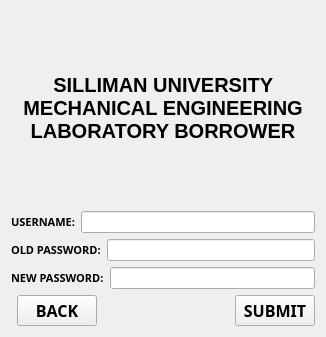
First picture: the form in changepass.ui, repository markytools/sume-borrower-app, before the edit.
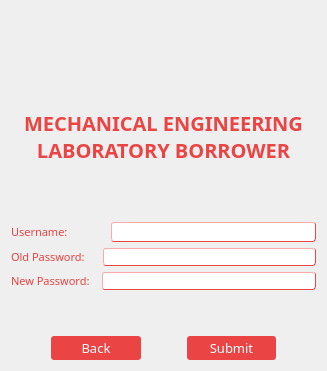
Second picture: the form after the edit. Icons and pictures are not drawn.

```diff
--- a/changepass.ui
+++ b/changepass.ui
@@ -6,47 +6,81 @@
    <rect>
     <x>0</x>
     <y>0</y>
-    <width>326</width>
-    <height>337</height>
+    <width>327</width>
+    <height>371</height>
    </rect>
   </property>
   <property name="minimumSize">
    <size>
-    <width>326</width>
-    <height>337</height>
+    <width>327</width>
+    <height>371</height>
    </size>
   </property>
   <property name="maximumSize">
    <size>
-    <width>326</width>
-    <height>337</height>
+    <width>327</width>
+    <height>371</height>
    </size>
   </property>
   <property name="windowTitle">
    <string>Form</string>
   </property>
+  <property name="autoFillBackground">
+   <bool>false</bool>
+  </property>
   <layout class="QGridLayout" name="gridLayout">
-   <item row="1" column="0" colspan="4">
+   <item row="3" column="0" colspan="4">
     <layout class="QVBoxLayout" name="verticalLayout">
      <item>
       <layout class="QHBoxLayout" name="horizontalLayout">
        <item>
         <widget class="QLabel" name="label_10">
+         <property name="sizePolicy">
+          <sizepolicy hsizetype="Fixed" vsizetype="Preferred">
+           <horstretch>50</horstretch>
+           <verstretch>0</verstretch>
+          </sizepolicy>
+         </property>
          <property name="font">
           <font>
-           <family>Segoe UI Black</family>
+           <family>Adobe Gothic Std B</family>
            <pointsize>8</pointsize>
-           <weight>75</weight>
-           <bold>true</bold>
+           <weight>50</weight>
+           <bold>false</bold>
           </font>
          </property>
+         <property name="styleSheet">
+          <string notr="true">#label_10{
+background-color:transparent;
+color: #eb4444;
+background:none;
+border:none;
+}</string>
+         </property>
          <property name="text">
-          <string>USERNAME:</string>
+          <string>Username:             </string>
          </property>
         </widget>
        </item>
        <item>
-        <widget class="QLineEdit" name="user_input"/>
+        <widget class="QLineEdit" name="user_input">
+         <property name="font">
+          <font>
+           <family>Adobe Gothic Std B</family>
+           <pointsize>8</pointsize>
+          </font>
+         </property>
+         <property name="styleSheet">
+          <string notr="true">#user_input{
+background-color:white;
+color: #eb4444;
+border-style: outset;
+border-width: 1px;
+border-color: #eb4444;
+border-radius: 3px;
+}</string>
+         </property>
+        </widget>
        </item>
       </layout>
      </item>
@@ -54,21 +88,51 @@
       <layout class="QHBoxLayout" name="horizontalLayout_2">
        <item>
         <widget class="QLabel" name="label_11">
+         <property name="sizePolicy">
+          <sizepolicy hsizetype="Fixed" vsizetype="Preferred">
+           <horstretch>50</horstretch>
+           <verstretch>0</verstretch>
+          </sizepolicy>
+         </property>
          <property name="font">
           <font>
-           <family>Segoe UI Black</family>
+           <family>Adobe Gothic Std B</family>
            <pointsize>8</pointsize>
-           <weight>75</weight>
-           <bold>true</bold>
+           <weight>50</weight>
+           <bold>false</bold>
           </font>
          </property>
+         <property name="styleSheet">
+          <string notr="true">#label_11{
+background-color:transparent;
+color: #eb4444;
+background:none;
+border:none;
+}</string>
+         </property>
          <property name="text">
-          <string>OLD PASSWORD:</string>
+          <string>Old Password:    </string>
          </property>
         </widget>
        </item>
        <item>
         <widget class="QLineEdit" name="old_password">
+         <property name="font">
+          <font>
+           <family>Adobe Gothic Std B</family>
+           <pointsize>5</pointsize>
+          </font>
+         </property>
+         <property name="styleSheet">
+          <string notr="true">#old_password{
+background-color:white;
+color: #eb4444;
+border-style: outset;
+border-width: 1px;
+border-color: #eb4444;
+border-radius: 3px;
+}</string>
+         </property>
          <property name="echoMode">
           <enum>QLineEdit::Password</enum>
          </property>
@@ -80,21 +144,54 @@
       <layout class="QHBoxLayout" name="horizontalLayout_3">
        <item>
         <widget class="QLabel" name="label_12">
+         <property name="enabled">
+          <bool>true</bool>
+         </property>
+         <property name="sizePolicy">
+          <sizepolicy hsizetype="Fixed" vsizetype="Preferred">
+           <horstretch>50</horstretch>
+           <verstretch>0</verstretch>
+          </sizepolicy>
+         </property>
          <property name="font">
           <font>
-           <family>Segoe UI Black</family>
+           <family>Adobe Gothic Std B</family>
            <pointsize>8</pointsize>
-           <weight>75</weight>
-           <bold>true</bold>
+           <weight>50</weight>
+           <bold>false</bold>
           </font>
          </property>
+         <property name="styleSheet">
+          <string notr="true">#label_12{
+background-color:transparent;
+color: #eb4444;
+background:none;
+border:none;
+}</string>
+         </property>
          <property name="text">
-          <string>NEW PASSWORD:</string>
+          <string>New Password:  </string>
          </property>
         </widget>
        </item>
        <item>
         <widget class="QLineEdit" name="new_password">
+         <property name="font">
+          <font>
+           <family>Adobe Gothic Std B</family>
+           <pointsize>5</pointsize>
+          </font>
+         </property>
+         <property name="styleSheet">
+          <string notr="true">#new_password{
+background-color:white;
+color: #eb4444;
+border-style: outset;
+border-width: 1px;
+border-color: #eb4444;
+border-radius: 3px;
+}</string>
+         </property>
          <property name="echoMode">
           <enum>QLineEdit::Password</enum>
          </property>
@@ -104,60 +201,26 @@
      </item>
     </layout>
    </item>
-   <item row="2" column="3">
-    <widget class="QPushButton" name="submit">
-     <property name="font">
-      <font>
-       <family>Segoe UI Black</family>
-       <pointsize>12</pointsize>
-       <weight>75</weight>
-       <bold>true</bold>
-      </font>
-     </property>
-     <property name="text">
-      <string>SUBMIT</string>
-     </property>
-    </widget>
-   </item>
-   <item row="2" column="2">
-    <spacer name="horizontalSpacer_2">
-     <property name="orientation">
-      <enum>Qt::Horizontal</enum>
-     </property>
-     <property name="sizeHint" stdset="0">
-      <size>
-       <width>40</width>
-       <height>20</height>
-      </size>
-     </property>
-    </spacer>
-   </item>
-   <item row="2" column="1">
-    <widget class="QPushButton" name="back">
-     <property name="font">
-      <font>
-       <family>Segoe UI Black</family>
-       <pointsize>12</pointsize>
-       <weight>75</weight>
-       <bold>true</bold>
-      </font>
-     </property>
-     <property name="text">
-      <string>BACK</string>
-     </property>
-    </widget>
-   </item>
-   <item row="0" column="0" colspan="4">
+   <item row="1" column="0" colspan="4">
     <widget class="QLabel" name="label">
      <property name="font">
       <font>
+       <family>Adobe Gothic Std B</family>
        <pointsize>15</pointsize>
        <weight>75</weight>
        <bold>true</bold>
       </font>
      </property>
+     <property name="styleSheet">
+      <string notr="true">#label{
+background-color:transparent;
+color: #eb4444;
+background:none;
+border:none;
+}</string>
+     </property>
      <property name="text">
-      <string>SILLIMAN UNIVERSITY MECHANICAL ENGINEERING LABORATORY BORROWER</string>
+      <string>MECHANICAL ENGINEERING LABORATORY BORROWER</string>
      </property>
      <property name="alignment">
       <set>Qt::AlignCenter</set>
@@ -167,6 +230,195 @@
      </property>
     </widget>
    </item>
+   <item row="5" column="0" colspan="4">
+    <layout class="QHBoxLayout" name="horizontalLayout_5">
+     <item>
+      <spacer name="horizontalSpacer">
+       <property name="orientation">
+        <enum>Qt::Horizontal</enum>
+       </property>
+       <property name="sizeType">
+        <enum>QSizePolicy::Fixed</enum>
+       </property>
+       <property name="sizeHint" stdset="0">
+        <size>
+         <width>40</width>
+         <height>20</height>
+        </size>
+       </property>
+      </spacer>
+     </item>
+     <item>
+      <widget class="QPushButton" name="back">
+       <property name="font">
+        <font>
+         <family>Adobe Gothic Std B</family>
+         <pointsize>10</pointsize>
+         <weight>50</weight>
+         <bold>false</bold>
+        </font>
+       </property>
+       <property name="styleSheet">
+        <string notr="true">#back{
+background-color: #eb4444;
+color: white;
+border-style: outset;
+border-radius: 3px;
+padding: 3px;
+}</string>
+       </property>
+       <property name="text">
+        <string>Back</string>
+       </property>
+      </widget>
+     </item>
+     <item>
+      <spacer name="horizontalSpacer_2">
+       <property name="orientation">
+        <enum>Qt::Horizontal</enum>
+       </property>
+       <property name="sizeType">
+        <enum>QSizePolicy::Fixed</enum>
+       </property>
+       <property name="sizeHint" stdset="0">
+        <size>
+         <width>40</width>
+         <height>20</height>
+        </size>
+       </property>
+      </spacer>
+     </item>
+     <item>
+      <widget class="QPushButton" name="submit">
+       <property name="font">
+        <font>
+         <family>Adobe Gothic Std B</family>
+         <pointsize>10</pointsize>
+         <weight>50</weight>
+         <bold>false</bold>
+        </font>
+       </property>
+       <property name="styleSheet">
+        <string notr="true">#submit{
+background-color: #eb4444;
+color: white;
+border-style: outset;
+border-radius: 3px;
+padding: 3px;
+}</string>
+       </property>
+       <property name="text">
+        <string>Submit</string>
+       </property>
+      </widget>
+     </item>
+     <item>
+      <spacer name="horizontalSpacer_3">
+       <property name="orientation">
+        <enum>Qt::Horizontal</enum>
+       </property>
+       <property name="sizeType">
+        <enum>QSizePolicy::Fixed</enum>
+       </property>
+       <property name="sizeHint" stdset="0">
+        <size>
+         <width>40</width>
+         <height>20</height>
+        </size>
+       </property>
+      </spacer>
+     </item>
+    </layout>
+   </item>
+   <item row="2" column="0" colspan="4">
+    <spacer name="verticalSpacer_3">
+     <property name="orientation">
+      <enum>Qt::Vertical</enum>
+     </property>
+     <property name="sizeType">
+      <enum>QSizePolicy::Fixed</enum>
+     </property>
+     <property name="sizeHint" stdset="0">
+      <size>
+       <width>20</width>
+       <height>40</height>
+      </size>
+     </property>
+    </spacer>
+   </item>
+   <item row="0" column="0" colspan="4">
+    <layout class="QGridLayout" name="gridLayout_2">
+     <item row="2" column="0">
+      <spacer name="verticalSpacer">
+       <property name="orientation">
+        <enum>Qt::Vertical</enum>
+       </property>
+       <property name="sizeType">
+        <enum>QSizePolicy::Fixed</enum>
+       </property>
+       <property name="sizeHint" stdset="0">
+        <size>
+         <width>20</width>
+         <height>12</height>
+        </size>
+       </property>
+      </spacer>
+     </item>
+     <item row="1" column="0">
+      <widget class="QLabel" name="label_2">
+       <property name="sizePolicy">
+        <sizepolicy hsizetype="Expanding" vsizetype="Minimum">
+         <horstretch>100</horstretch>
+         <verstretch>0</verstretch>
+        </sizepolicy>
+       </property>
+       <property name="styleSheet">
+        <string notr="true">#label_2{
+background-color:transparent;
+border-image:url(:/images/images/su_logo_extended.png);
+background:none;
+border:none;
+}</string>
+       </property>
+       <property name="text">
+        <string/>
+       </property>
+      </widget>
+     </item>
+     <item row="0" column="0">
+      <spacer name="verticalSpacer_2">
+       <property name="orientation">
+        <enum>Qt::Vertical</enum>
+       </property>
+       <property name="sizeType">
+        <enum>QSizePolicy::Fixed</enum>
+       </property>
+       <property name="sizeHint" stdset="0">
+        <size>
+         <width>20</width>
+         <height>12</height>
+        </size>
+       </property>
+      </spacer>
+     </item>
+    </layout>
+   </item>
+   <item row="4" column="0" colspan="4">
+    <spacer name="verticalSpacer_4">
+     <property name="orientation">
+      <enum>Qt::Vertical</enum>
+     </property>
+     <property name="sizeType">
+      <enum>QSizePolicy::Fixed</enum>
+     </property>
+     <property name="sizeHint" stdset="0">
+      <size>
+       <width>20</width>
+       <height>40</height>
+      </size>
+     </property>
+    </spacer>
+   </item>
   </layout>
  </widget>
  <resources/>
```
